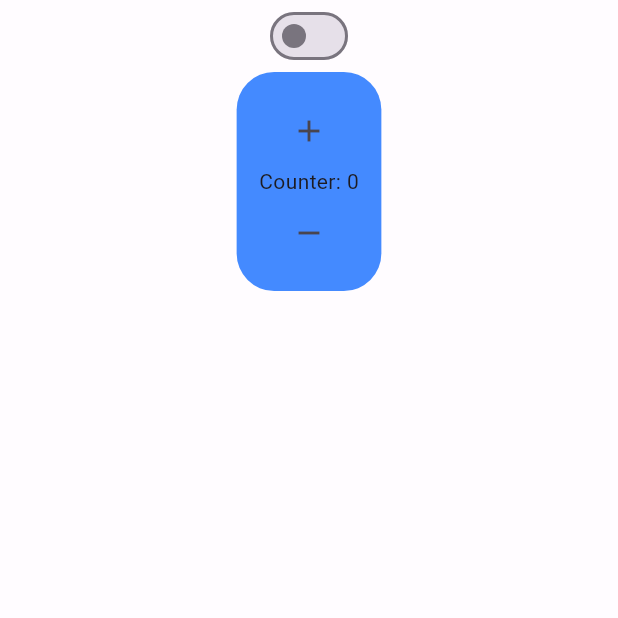
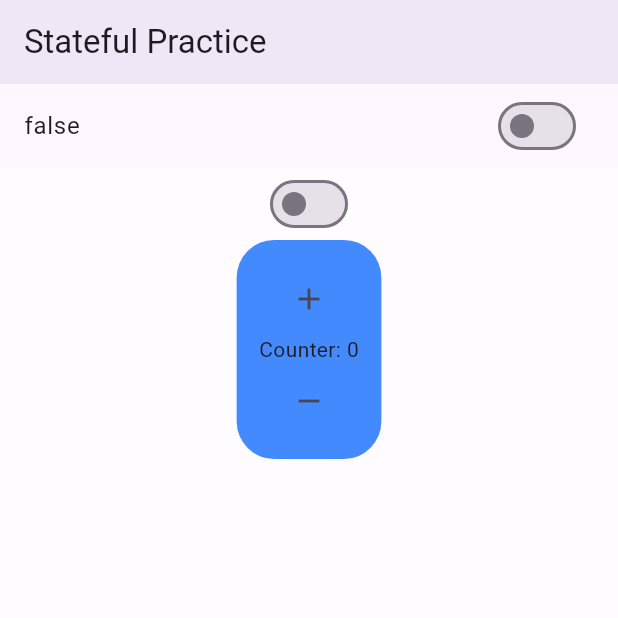
Before and after one commit to BugZilla27/BiteApp, a Flutter app: the screen it shows after launch, on a phone screen of 412 x 824 dp, the top half of it. Run offline on Flutter 3.47's test engine with Material 3 defaults, Android fonts, the phone set to English and light mode, and no system bars; our stand-ins replace google_fonts.

Commit message:
SwitchListTile practice

```diff
--- a/lib/counter_home_screen.dart
+++ b/lib/counter_home_screen.dart
@@ -11,14 +11,33 @@ class CounterHomeScreen extends StatefulWidget {
 class _CounterHomeScreenState extends State<CounterHomeScreen> {
   int i = 0;
   bool switchState = false;
+  bool switchListTileState = false;
+  String switchListTile = 'false';
   @override
   Widget build(BuildContext context) {
     return Scaffold(
+      appBar: AppBar(title: Text('Stateful Practice'), elevation: 5),
       body: Container(
         color: Colors.white60,
         alignment: Alignment.center,
         child: Column(
           children: [
+            Material(
+              child: SwitchListTile(
+                value: switchListTileState,
+                title: Text(switchListTile),
+                onChanged: (val) {
+                  setState(() {
+                    switchListTileState = val;
+                    val?
+                        switchListTile = 'true': switchListTile = 'false';
+                  });
+                },
+              ),
+            ),
+
+
+            //Switch widget
             Switch(
               value: switchState,
               onChanged: (val) {
@@ -27,6 +46,7 @@ class _CounterHomeScreenState extends State<CounterHomeScreen> {
                 });
               },
             ),
+
             // Counter Widget
             Container(
               padding: EdgeInsets.all(15),
```
